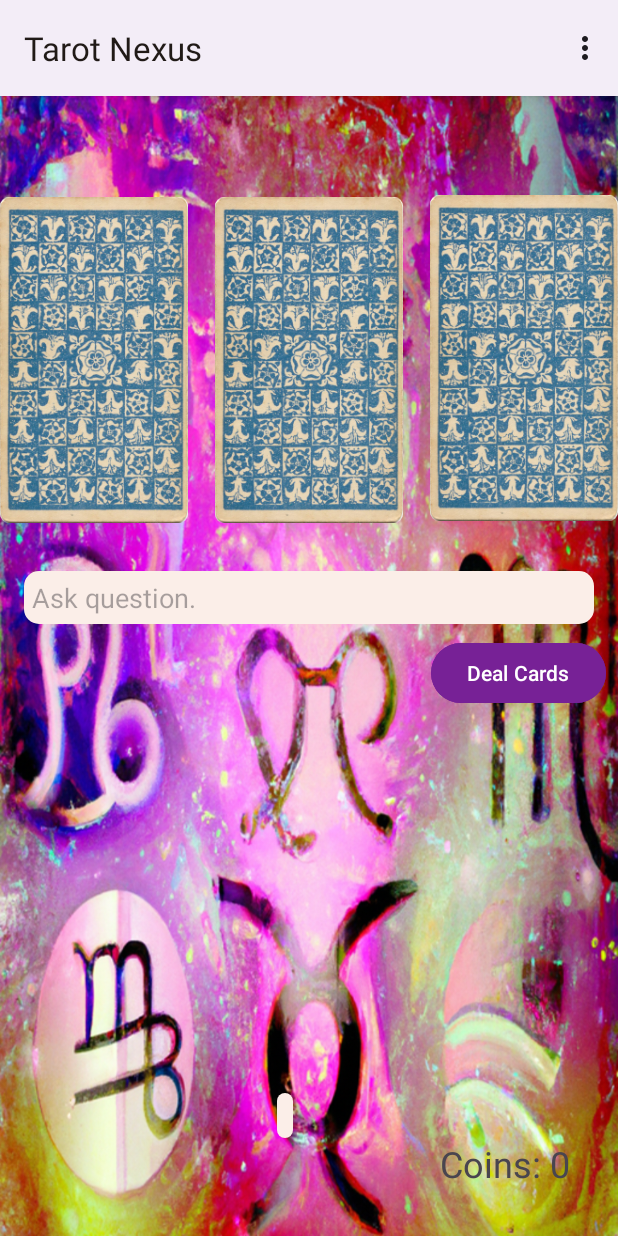
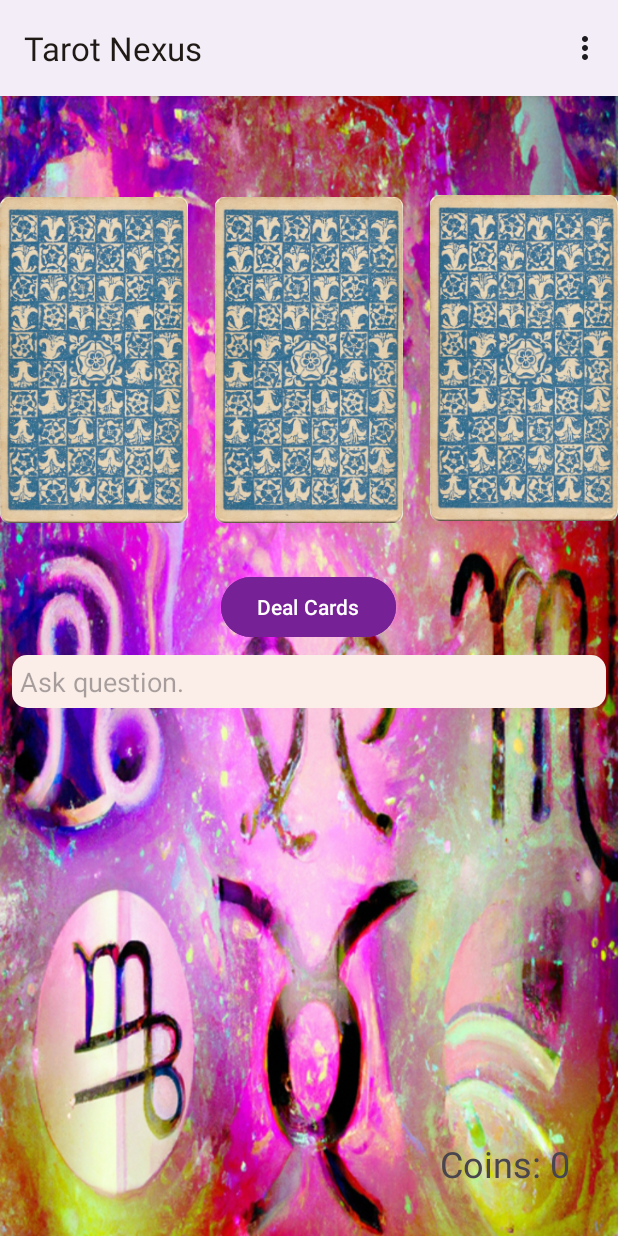
Before and after one commit to wholybee/tarot, an Android app: the fragment TarotQuestionFragment shown on its own in the app's theme, on a phone screen of 412 x 824 dp. Run offline under Robolectric (Android 15) with nearby library versions, the phone set to English and light mode, and no system bars; 1 statement that could not run was skipped.

Commit message:
UI updates

```diff
--- a/app/src/main/java/net/holybee/tarot/TarotQuestionViewModel.kt
+++ b/app/src/main/java/net/holybee/tarot/TarotQuestionViewModel.kt
@@ -10,6 +10,7 @@ class TarotQuestionViewModel : ViewModel() {
     val hand: MutableList<Card?> = mutableListOf(null,null,null)
     var gamePlay = GamePlay.NOTDEALT
     var handSize = 3
+    var justLaunched = true
 
     fun shuffle() {
         Log.d (TAG,"shuffle")
--- a/app/src/main/java/net/holybee/tarot/holybeeAPI/AccountInformation.kt
+++ b/app/src/main/java/net/holybee/tarot/holybeeAPI/AccountInformation.kt
@@ -13,6 +13,7 @@ object AccountInformation {
     var email = ""
     var password = ""
     var coins = 0
+
 
     val isLoggedIn:Boolean
         get() {
--- a/app/src/main/res/layout/fragment_card_info.xml
+++ b/app/src/main/res/layout/fragment_card_info.xml
@@ -32,7 +32,6 @@
         android:layout_marginEnd="16dp"
         android:layout_marginBottom="24dp"
         android:background="@drawable/rounded_corners"
-        android:fontFamily="casual"
         android:padding="5dp"
         android:scrollbars="vertical"
         android:text="Hello"
--- a/app/src/main/res/layout/fragment_purchase.xml
+++ b/app/src/main/res/layout/fragment_purchase.xml
@@ -40,6 +40,7 @@
         android:layout_marginStart="32dp"
         android:layout_marginTop="32dp"
         android:text="Has Coin"
+        android:visibility="invisible"
         app:layout_constraintStart_toStartOf="parent"
         app:layout_constraintTop_toBottomOf="@+id/buy_coin_button" />
 
--- a/app/src/main/res/layout/fragment_reading_display.xml
+++ b/app/src/main/res/layout/fragment_reading_display.xml
@@ -18,7 +18,6 @@
         android:layout_marginBottom="24dp"
         android:background="@drawable/rounded_corners"
         android:backgroundTintMode="add"
-        android:fontFamily="casual"
         android:padding="5dp"
         android:scrollbars="vertical"
         android:text="Hello"
--- a/app/src/main/res/layout/fragment_tarot_question.xml
+++ b/app/src/main/res/layout/fragment_tarot_question.xml
@@ -48,33 +48,37 @@
         app:layout_constraintStart_toStartOf="parent"
         app:layout_constraintTop_toBottomOf="@+id/cardOneTextView" />
 
+    <LinearLayout
+        android:id="@+id/linearLayout"
+        android:layout_width="match_parent"
+        android:layout_height="wrap_content"
+        android:layout_marginTop="32dp"
+        android:orientation="vertical"
+        app:layout_constraintTop_toBottomOf="@+id/cardTwoView">
+
         <Button
             android:id="@+id/dealButton"
             android:layout_width="wrap_content"
             android:layout_height="wrap_content"
-        android:layout_marginTop="76dp"
-        android:layout_marginEnd="8dp"
-        android:backgroundTint="#772196"
+            android:layout_gravity="center"
+            android:layout_marginBottom="8dp"
+            android:backgroundTint="@color/aMyButton"
             android:focusableInTouchMode="false"
-        android:text="@string/deal_cards"
-        app:layout_constraintEnd_toEndOf="parent"
-        app:layout_constraintTop_toBottomOf="@+id/cardTwoView" />
+            android:text="@string/deal_cards" />
 
         <EditText
             android:id="@+id/QuestionTextView"
-        android:layout_width="0dp"
+            android:layout_width="match_parent"
             android:layout_height="wrap_content"
-        android:layout_marginStart="16dp"
-        android:layout_marginTop="32dp"
-        android:layout_marginEnd="16dp"
+            android:layout_marginLeft="8dp"
+            android:layout_marginRight="8dp"
             android:autofillHints=""
             android:background="@drawable/rounded_corners"
             android:hint="@string/enter_question"
+            android:imeOptions="actionDone|flagForceAscii"
             android:inputType="text|textMultiLine|textNoSuggestions"
-        android:padding="5dp"
-        app:layout_constraintEnd_toEndOf="parent"
-        app:layout_constraintStart_toStartOf="parent"
-        app:layout_constraintTop_toBottomOf="@+id/cardTwoView" />
+            android:padding="5dp" />
+    </LinearLayout>
 
     <ProgressBar
         android:id="@+id/progressBar"
@@ -130,20 +134,21 @@
         android:id="@+id/infoText"
         android:layout_width="wrap_content"
         android:layout_height="wrap_content"
-        android:layout_marginBottom="65dp"
         android:background="@drawable/rounded_corners"
         android:breakStrategy="simple"
         android:clickable="false"
         android:editable="false"
         android:enabled="false"
-        android:padding="5dp"
+        android:padding="8dp"
         android:text="@string/click_on_a_card"
         android:textColor="@android:color/black"
         android:textColorHint="@android:color/black"
+        android:textSize="20sp"
         app:layout_constraintBottom_toBottomOf="parent"
         app:layout_constraintEnd_toEndOf="parent"
-        app:layout_constraintHorizontal_bias="0.46"
-        app:layout_constraintStart_toStartOf="parent" />
+        app:layout_constraintStart_toStartOf="parent"
+        app:layout_constraintTop_toBottomOf="@+id/linearLayout"
+        app:layout_constraintVertical_bias="0.25" />
 
     <TextView
         android:id="@+id/coinsTextView2"
--- a/app/src/main/res/values/colors.xml
+++ b/app/src/main/res/values/colors.xml
@@ -1,5 +1,6 @@
 
 <resources>
+    <color name="aMyButton">#772196</color>
     <color name="seed">#A6590B</color>
     <color name="md_theme_light_primary">#924C00</color>
     <color name="md_theme_light_onPrimary">#FFFFFF</color>
--- a/app/src/main/res/values/strings.xml
+++ b/app/src/main/res/values/strings.xml
@@ -6,8 +6,8 @@
     <string name="ask_question">Continue</string>
     <string name="card_back">card_back.jpg</string>
     <string name="ask_another_question">Ask Another Question</string>
-    <string name="click_on_a_card">Click on a card for its meaning\nOr continue to your answer.</string>
-    <string name="after_reading_info">Click on a card for its meaning\nOr ask the cards another question.</string>
+    <string name="click_on_a_card">Click on a card to learn about that card.\nOr continue to your answer.</string>
+    <string name="after_reading_info">Click on a card to learn about that card.\nOr ask the cards another question.</string>
     <string name="settings">Settings</string>
     <string name="username">Username</string>
     <string name="password">Password</string>
@@ -19,6 +19,6 @@
     <string name="logout">Logout</string>
     <string name="buy_coins">Buy Coins</string>
     <string name="have_an_account">Already have an account?</string>
-    <string name="purchaseCoinText">Every response costs one coin. If you run out, you will need to purchase more coins to continue using the application.</string>
+    <string name="purchaseCoinText">Every response costs one coin. If you run out, you will need to purchase more coins to continue using the application.\n\n50 readings cost $0.99</string>
     <string name="concentrate">Enter a question you would like the cards to answer. Clear you mind, concentrate on the question, then press the Deal button.</string>
 </resources>
```
Also changed, not shown: app/src/main/java/net/holybee/tarot/AccountFragment.kt (+11 -5 lines), app/src/main/java/net/holybee/tarot/TarotQuestionFragment.kt (+36 -0 lines), app/src/main/res/layout/fragment_account.xml (+5 -3 lines), app/src/main/res/layout/question_dialog.xml (added, +25 -0 lines). Lines whose indentation alone changed are shown as unchanged.
